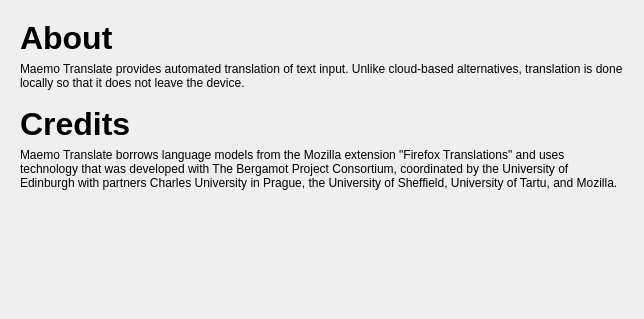
Above: src/about.ui from maemo-leste-extras/maemo-translate before the change. Below: the same form after it.
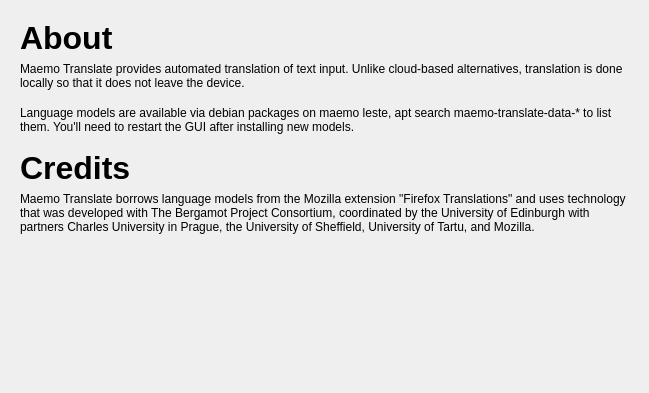
That is the form after the change. Icons and pictures are not drawn.

Commit message: * debian/control: Add default model 'ende' to runtime requirements * About: added information regarding acquisition of new models

Patch:
```diff
--- a/src/about.ui
+++ b/src/about.ui
@@ -6,8 +6,8 @@
    <rect>
     <x>0</x>
     <y>0</y>
-    <width>644</width>
-    <height>319</height>
+    <width>649</width>
+    <height>393</height>
    </rect>
   </property>
   <property name="windowTitle">
@@ -28,43 +28,6 @@
     <property name="rightMargin">
      <number>20</number>
     </property>
-    <item row="5" column="0">
-     <spacer name="verticalSpacer">
-      <property name="orientation">
-       <enum>Qt::Vertical</enum>
-      </property>
-      <property name="sizeHint" stdset="0">
-       <size>
-        <width>0</width>
-        <height>0</height>
-       </size>
-      </property>
-     </spacer>
-    </item>
-    <item row="4" column="0">
-     <widget class="QLabel" name="label_2">
-      <property name="text">
-       <string>Maemo Translate borrows language models from the Mozilla extension &quot;Firefox Translations&quot; and uses technology that was developed with The Bergamot Project Consortium, coordinated by the University of Edinburgh with partners Charles University in Prague, the University of Sheffield, University of Tartu, and Mozilla.</string>
-      </property>
-      <property name="wordWrap">
-       <bool>true</bool>
-      </property>
-     </widget>
-    </item>
-    <item row="3" column="0">
-     <widget class="QLabel" name="label_4">
-      <property name="font">
-       <font>
-        <pointsize>24</pointsize>
-        <weight>75</weight>
-        <bold>true</bold>
-       </font>
-      </property>
-      <property name="text">
-       <string>Credits</string>
-      </property>
-     </widget>
-    </item>
     <item row="1" column="0">
      <widget class="QLabel" name="label">
       <property name="text">
@@ -75,6 +38,16 @@
       </property>
      </widget>
     </item>
+    <item row="6" column="0">
+     <widget class="QLabel" name="label_2">
+      <property name="text">
+       <string>Maemo Translate borrows language models from the Mozilla extension &quot;Firefox Translations&quot; and uses technology that was developed with The Bergamot Project Consortium, coordinated by the University of Edinburgh with partners Charles University in Prague, the University of Sheffield, University of Tartu, and Mozilla.</string>
+      </property>
+      <property name="wordWrap">
+       <bool>true</bool>
+      </property>
+     </widget>
+    </item>
     <item row="0" column="0">
      <widget class="QLabel" name="label_3">
       <property name="font">
@@ -89,6 +62,43 @@
       </property>
      </widget>
     </item>
+    <item row="3" column="0">
+     <widget class="QLabel" name="label_5">
+      <property name="text">
+       <string>Language models are available via debian packages on maemo leste, apt search maemo-translate-data-* to list them. You'll need to restart the GUI after installing new models.</string>
+      </property>
+      <property name="wordWrap">
+       <bool>true</bool>
+      </property>
+     </widget>
+    </item>
+    <item row="7" column="0">
+     <spacer name="verticalSpacer">
+      <property name="orientation">
+       <enum>Qt::Vertical</enum>
+      </property>
+      <property name="sizeHint" stdset="0">
+       <size>
+        <width>0</width>
+        <height>0</height>
+       </size>
+      </property>
+     </spacer>
+    </item>
+    <item row="5" column="0">
+     <widget class="QLabel" name="label_4">
+      <property name="font">
+       <font>
+        <pointsize>24</pointsize>
+        <weight>75</weight>
+        <bold>true</bold>
+       </font>
+      </property>
+      <property name="text">
+       <string>Credits</string>
+      </property>
+     </widget>
+    </item>
     <item row="2" column="0">
      <spacer name="verticalSpacer_2">
       <property name="orientation">
@@ -105,6 +115,22 @@
       </property>
      </spacer>
     </item>
+    <item row="4" column="0">
+     <spacer name="verticalSpacer_3">
+      <property name="orientation">
+       <enum>Qt::Vertical</enum>
+      </property>
+      <property name="sizeType">
+       <enum>QSizePolicy::Maximum</enum>
+      </property>
+      <property name="sizeHint" stdset="0">
+       <size>
+        <width>20</width>
+        <height>10</height>
+       </size>
+      </property>
+     </spacer>
+    </item>
    </layout>
   </widget>
  </widget>
```
The commit also changes 3 other files.
